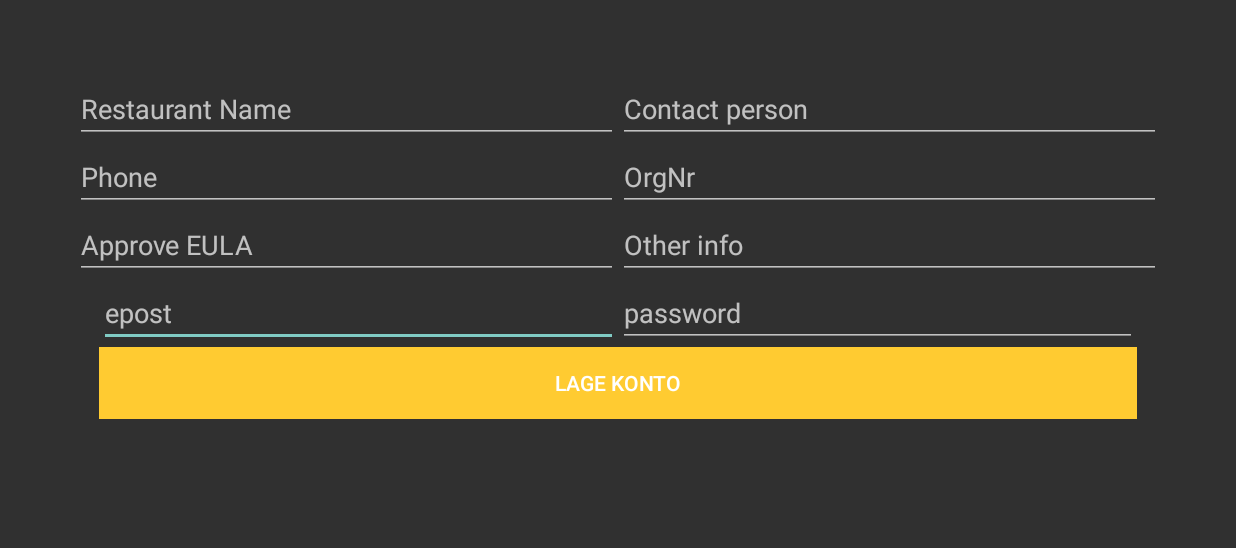
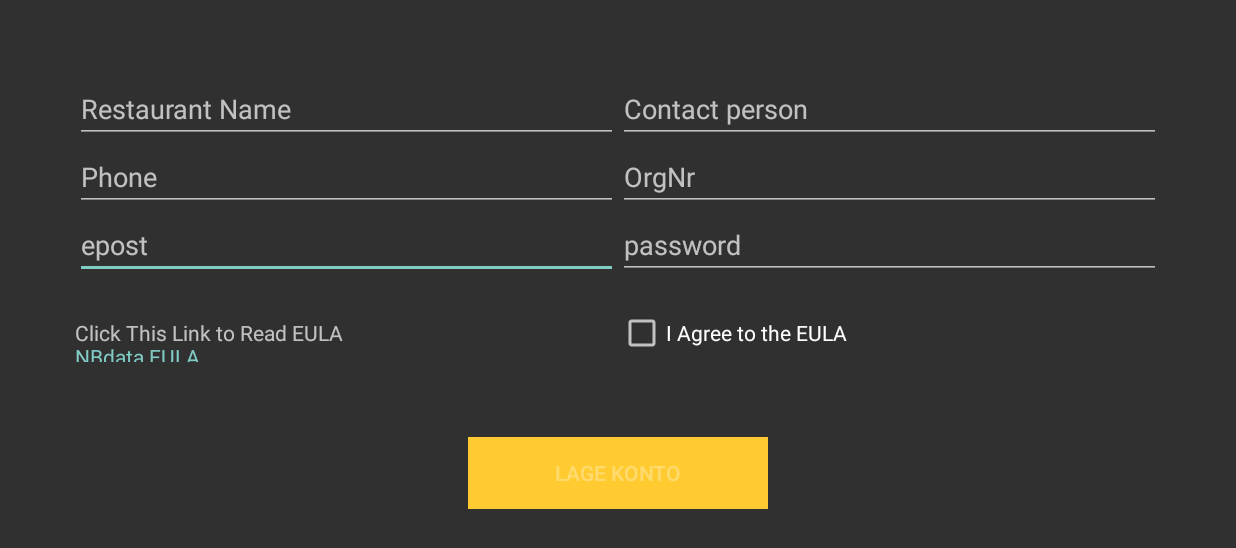
Before and after one commit to oivheg/resturantBusserMaster, an Android app: the screen it shows after launch (FCMLogin), after a tap on "LAGE KONTO", on a phone screen of 824 x 412 dp (held sideways). Shown: the top 548 px of the screen. Run offline under Robolectric (Android 15) with nearby library versions, the phone set to English and light mode, and no system bars; our stand-ins replace CircleImageView, Firebase (no records; nobody signed in at launch, a user with empty details on screens opened directly); libraries missing offline, so code that uses them is left out: com.loopj.android, cz.msebera.android; 4 statements that could not run were skipped.

Commit message:
Change create user login UX,   "Create User" button no longer takes full scree.
Buttosn and infomration ar centerd, as well as space between.

- EULA link is added
- Checkbox enables and disables create user buton if check box is checked uncehked.

```diff
--- a/app/build.gradle
+++ b/app/build.gradle
@@ -7,8 +7,8 @@ android {
         applicationId "com.kdr.oivheg.resturantbussermaster"
         minSdkVersion 22
         targetSdkVersion 27
-        versionCode 5
-        versionName "1.4"
+        versionCode 7
+        versionName "1.6"
         testInstrumentationRunner "android.support.test.runner.AndroidJUnitRunner"
         multiDexEnabled true
     }
--- a/app/src/main/java/com/kdr/oivheg/resturantbussermaster/fcm/FCMLogin.java
+++ b/app/src/main/java/com/kdr/oivheg/resturantbussermaster/fcm/FCMLogin.java
@@ -4,9 +4,16 @@ import android.content.SharedPreferences;
 import android.os.Bundle;
 import android.support.annotation.NonNull;
 import android.support.v7.app.AppCompatActivity;
+import android.text.Html;
+import android.text.Spanned;
+import android.text.method.LinkMovementMethod;
 import android.util.Log;
 import android.view.View;
+import android.widget.Button;
+import android.widget.CheckBox;
+import android.widget.CompoundButton;
 import android.widget.EditText;
+import android.widget.TextView;
 import android.widget.Toast;
 
 import com.google.android.gms.tasks.OnCompleteListener;
@@ -31,6 +38,7 @@ import cz.msebera.android.httpclient.Header;
 public class FCMLogin extends AppCompatActivity implements View.OnClickListener {
     private static final String TAG = "FCMLogin";
     String final_email = "";
+    Button CreateButton;
     // --Commented out by Inspection (31.01.2018 09.07):TextView infoip, // --Commented out by Inspection (31.01.2018 09.07):msg;
     private String MasterKey;
     private String ResttName;
@@ -109,6 +117,30 @@ public class FCMLogin extends AppCompatActivity implements View.OnClickListener
 //                        .setAction("Action", null).show();
 //            }
 //        });
+
+        CreateButton = (Button) findViewById(R.id.btncreateac);
+
+        CheckBox checkBox = (CheckBox) findViewById(R.id.CheckBox_Eula);
+
+        checkBox.setOnCheckedChangeListener(new CompoundButton.OnCheckedChangeListener() {
+            public void onCheckedChanged(CompoundButton buttonView, boolean isChecked) {
+                // update your model (or other business logic) based on isChecked
+                if (isChecked) {
+                    CreateButton.setEnabled(true);
+                } else {
+                    CreateButton.setEnabled(false);
+                }
+
+            }
+        });
+
+        TextView HyperLink = (TextView) findViewById(R.id.txt_Eula);
+
+        Spanned Text = Html.fromHtml("Click This Link to Read EULA <br />" +
+                "<a href='http://nbdata.no/'>NBdata EULA</a>");
+
+        HyperLink.setMovementMethod(LinkMovementMethod.getInstance());
+        HyperLink.setText(Text);
     }
 
     private String getFCMToken() {
@@ -120,11 +152,13 @@ public class FCMLogin extends AppCompatActivity implements View.OnClickListener
         return tkn;
     }
 
+
     @Override
     public void onClick(View v) {
         EditText email = (EditText) findViewById(R.id.field_email);
         EditText pwd = (EditText) findViewById(R.id.field_password);
         EditText rstname = (EditText) findViewById(R.id.field_rstname);
+
         EMail = email.getText().toString();
         switch (v.getId()) {
             case R.id.btnlogin:
@@ -133,11 +167,15 @@ public class FCMLogin extends AppCompatActivity implements View.OnClickListener
                 break;
             case R.id.btncreateac:
                 if (isCreating) {
+
                     createAccount(email.getText().toString(), pwd.getText().toString());
                     ResttName = rstname.getText().toString();
                     isCreating = false;
+
+
                 } else {
                     isCreating = true;
+                    CreateButton.setEnabled(false);
 
                     findViewById(R.id.btnlogin).setVisibility(View.GONE);
                     findViewById(R.id.L_1).setVisibility(View.VISIBLE);
--- a/app/src/main/res/layout/activity_fcmlogin.xml
+++ b/app/src/main/res/layout/activity_fcmlogin.xml
@@ -18,6 +18,7 @@
         <LinearLayout
             android:layout_width="match_parent"
             android:layout_height="wrap_content"
+            android:gravity="center"
             android:orientation="vertical">
 
 
@@ -31,7 +32,7 @@
 
                 <EditText
                     android:id="@+id/field_rstname"
-                    android:layout_width="match_parent"
+                    android:layout_width="0dp"
                     android:layout_height="wrap_content"
                     android:layout_weight="1"
                     android:ems="10"
@@ -42,7 +43,7 @@
 
                 <EditText
                     android:id="@+id/field_contact"
-                    android:layout_width="match_parent"
+                    android:layout_width="0dp"
                     android:layout_height="wrap_content"
                     android:layout_weight="1"
                     android:ems="10"
@@ -63,7 +64,7 @@
 
                 <EditText
                     android:id="@+id/field_phone"
-                    android:layout_width="match_parent"
+                    android:layout_width="0dp"
                     android:layout_height="wrap_content"
                     android:layout_weight="1"
                     android:ems="10"
@@ -74,7 +75,7 @@
 
                 <EditText
                     android:id="@+id/field_OrgNr"
-                    android:layout_width="match_parent"
+                    android:layout_width="0dp"
                     android:layout_height="wrap_content"
                     android:layout_weight="1"
                     android:ems="10"
@@ -85,45 +86,11 @@
             </LinearLayout>
 
             <LinearLayout
-                android:id="@+id/L_3"
-                android:layout_width="match_parent"
-
-                android:layout_height="wrap_content"
-                android:layout_weight="2.58"
-                android:orientation="horizontal"
-                android:visibility="invisible">
-
-                <EditText
-                    android:id="@+id/field_EULA"
-                    android:layout_width="match_parent"
-                    android:layout_height="wrap_content"
-                    android:layout_weight="1"
-                    android:ems="10"
-                    android:hint="@string/approve_eula"
-                    android:imeOptions="actionNext"
-                    android:inputType="textPersonName"
-                    android:nextFocusRight="@+id/field_MISC" />
-
-                <EditText
-                    android:id="@+id/field_MISC"
-                    android:layout_width="match_parent"
-                    android:layout_height="wrap_content"
-                    android:layout_weight="1"
-                    android:ems="10"
-                    android:hint="@string/other_info"
-                    android:imeOptions="actionNext"
-                    android:inputType="textPersonName"
-                    android:nextFocusDown="@+id/field_email" />
-            </LinearLayout>
-
-            <LinearLayout
                 android:id="@+id/email_password_fields"
                 android:layout_width="match_parent"
                 android:layout_height="match_parent"
                 android:layout_weight="2.58"
-                android:orientation="horizontal"
-                android:paddingLeft="16dp"
-                android:paddingRight="16dp">
+                android:orientation="horizontal">
 
                 <EditText
                     android:id="@+id/field_email"
@@ -142,22 +109,62 @@
                     android:layout_weight="1"
                     android:hint="@string/password"
                     android:inputType="textPassword" />
+
+
+            </LinearLayout>
+
+            <LinearLayout
+                android:id="@+id/L_3"
+                android:layout_width="match_parent"
+
+                android:layout_height="wrap_content"
+                android:layout_weight="1"
+                android:orientation="horizontal"
+                android:paddingTop="20dp"
+                android:visibility="invisible">
+
+                <TextView
+                    android:id="@+id/txt_Eula"
+                    android:layout_width="0dp"
+                    android:layout_height="wrap_content"
+                    android:layout_weight="1"
+                    android:text="@string/approve_eula" />
+
+                <CheckBox
+                    android:id="@+id/CheckBox_Eula"
+                    android:layout_width="0dp"
+                    android:layout_height="wrap_content"
+                    android:layout_weight="1"
+                    android:checked="false"
+                    android:text="I Agree to the EULA" />
+
+                <!--<EditText-->
+                <!--android:id="@+id/field_MISC"-->
+                <!--android:layout_width="0dp"-->
+                <!--android:layout_height="wrap_content"-->
+                <!--android:layout_weight="1"-->
+                <!--android:ems="10"-->
+                <!--android:hint="@string/other_info"-->
+                <!--android:imeOptions="actionNext"-->
+                <!--android:inputType="textPersonName"-->
+                <!--android:nextFocusDown="@+id/field_email" />-->
             </LinearLayout>
 
             <LinearLayout
                 android:id="@+id/L_Buttons"
-                android:layout_width="match_parent"
+                android:layout_width="wrap_content"
                 android:layout_height="wrap_content"
                 android:layout_below="@+id/email_password_fields"
+                android:gravity="center"
                 android:orientation="horizontal"
-                android:paddingLeft="16dp"
-                android:paddingRight="16dp">
+                android:paddingTop="50dp">
 
                 <Button
 
                     android:id="@+id/btnlogin"
-                    android:layout_width="0dp"
+                    android:layout_width="200dp"
                     android:layout_height="wrap_content"
+                    android:layout_marginRight="15dp"
                     android:layout_weight="1"
                     android:background="@color/kdrYellow"
                     android:onClick="onClick"
@@ -165,7 +172,7 @@
 
                 <Button
                     android:id="@+id/btncreateac"
-                    android:layout_width="0dp"
+                    android:layout_width="200dp"
                     android:layout_height="wrap_content"
                     android:layout_weight="1"
                     android:background="@color/kdrYellow"
--- a/app/src/main/res/layout/activity_main.xml
+++ b/app/src/main/res/layout/activity_main.xml
@@ -21,6 +21,7 @@
             android:layout_width="wrap_content"
             android:layout_height="match_parent"
             android:layout_weight="0.11"
+            android:background="@color/cast_intro_overlay_button_background_color"
             android:gravity="center"
             android:orientation="horizontal"
             android:padding="20dp">
@@ -31,13 +32,17 @@
                 android:layout_height="wrap_content"
                 android:layout_marginEnd="77dp"
 
-                android:text="@string/masterkey" />
+
+                android:background="@android:color/transparent"
+                android:text="@string/masterkey"
+                android:textAppearance="@style/TextAppearance.AppCompat.Large" />
 
             <TextView
                 android:id="@+id/msg"
                 android:layout_width="wrap_content"
                 android:layout_height="wrap_content"
-                android:text="@string/message" />
+                android:text="@string/message"
+                android:textAppearance="@style/TextAppearance.AppCompat.Headline" />
 
         </LinearLayout>
 
@@ -48,7 +53,8 @@
             android:layout_height="match_parent"
             android:layout_weight="2"
             android:background="#0000ff"
-            android:text="@string/btnNotifAll" />
+            android:text="@string/btnNotifAll"
+            android:textAppearance="@style/TextAppearance.AppCompat.Medium" />
 
         <Button
             android:id="@+id/btnrefresh"
--- a/app/src/main/res/values/strings.xml
+++ b/app/src/main/res/values/strings.xml
@@ -9,7 +9,7 @@
     <string name="resturant_name">Restaurant Name</string>
     <string name="contact_person">Contact person</string>
     <string name="orgnr">OrgNr</string>
-    <string name="approve_eula">Approve EULA</string>
+    <string name="approve_eula">Read teh EULA on HTTP://www.kdrstavanger.no  and Approve/ Check the box</string>
     <string name="other_info">Other info</string>
     <string name="epost">epost</string>
     <string name="password">password</string>
@@ -17,7 +17,7 @@
     <string name="lage_konto">lage konto</string>
     <string name="logg_ut">Logg ut</string>
     <string name="verifiser_epost">Verifiser epost</string>
-    <string name="masterkey">MasterKey</string>
+    <string name="masterkey">MasterKey:</string>
     <string name="message">Message</string>
     <string name="refresh">Refresh</string>
     <string name="org">Org</string>
```
Also changed, not shown: 1 other file.
